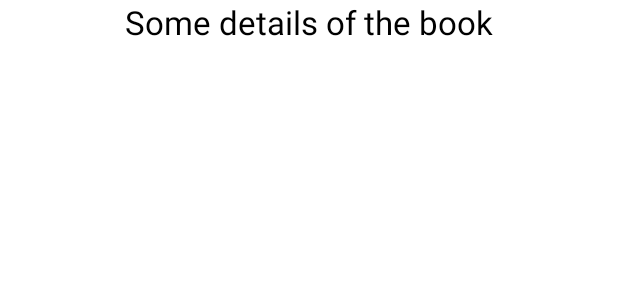
After one commit to fliker2309/MyLibrary, an Android app: the layout fragment_details.xml on its own in the app's theme, with its tools: preview values and no code run, on a phone screen of 412 x 824 dp. The commit adds this screen. Shown: the top 300 px of the screen. Run offline under Robolectric (Android 15) with nearby library versions, the phone set to English and light mode, and no system bars.

Commit message:
work by 2nd video

```diff
--- a/app/src/main/AndroidManifest.xml
+++ b/app/src/main/AndroidManifest.xml
@@ -12,7 +12,7 @@
         android:theme="@style/Theme.MyLibrary"
         tools:targetApi="31">
         <activity
-            android:name=".MainActivity"
+            android:name=".main.prestntation.MainActivity"
             android:exported="true">
             <intent-filter>
                 <action android:name="android.intent.action.MAIN" />
--- /dev/null
+++ b/app/src/main/java/com/example/mylibrary/add/presentation/AddFragment.kt
@@ -0,0 +1,6 @@
+package com.example.mylibrary.add.presentation
+
+import androidx.fragment.app.Fragment
+
+class AddFragment: Fragment() {
+}
--- /dev/null
+++ b/app/src/main/java/com/example/mylibrary/details/presentation/DetailsFragment.kt
@@ -0,0 +1,5 @@
+package com.example.mylibrary.details.presentation
+
+import androidx.fragment.app.Fragment
+
+class DetailsFragment : Fragment()
--- a/app/src/main/res/layout/fragment_main.xml
+++ b/app/src/main/res/layout/fragment_books.xml
@@ -9,8 +9,9 @@
         android:id="@+id/progressBar"
         android:layout_width="match_parent"
         android:layout_height="match_parent"
+
         android:visibility="visible"
-        tools:visibility="gone"/>
+        tools:visibility="visible"/>
 
     <androidx.recyclerview.widget.RecyclerView
         android:id="@+id/booksRecyclerView"
--- /dev/null
+++ b/app/src/main/res/layout/fragment_details.xml
@@ -0,0 +1,11 @@
+<?xml version="1.0" encoding="utf-8"?>
+<TextView xmlns:android="http://schemas.android.com/apk/res/android"
+    xmlns:tools="http://schemas.android.com/tools"
+    android:id="@+id/detailsTV"
+    android:layout_width="match_parent"
+    android:layout_height="match_parent"
+    android:textColor="@color/black"
+    android:background="@color/white"
+    android:gravity="center_horizontal"
+    android:textAppearance="@style/TextAppearance.Material3.TitleLarge"
+    tools:text="Some details of the book"/>
```
Also changed, not shown: app/build.gradle (+6 -1 lines), app/src/main/java/com/example/mylibrary/MainActivity.kt (deleted, +0 -11 lines), app/src/main/java/com/example/mylibrary/books/presentation/BooksFragment.kt (added, +34 -0 lines), app/src/main/java/com/example/mylibrary/main/prestntation/MainActivity.kt (added, +19 -0 lines), app/src/main/res/layout/activity_main.xml (+3 -16 lines).
